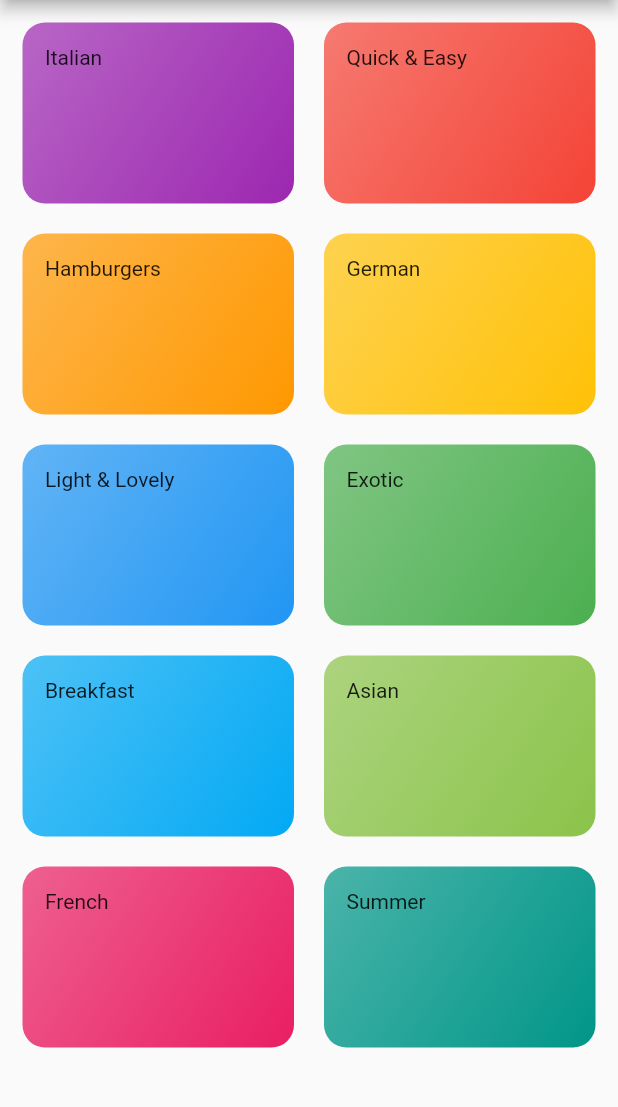
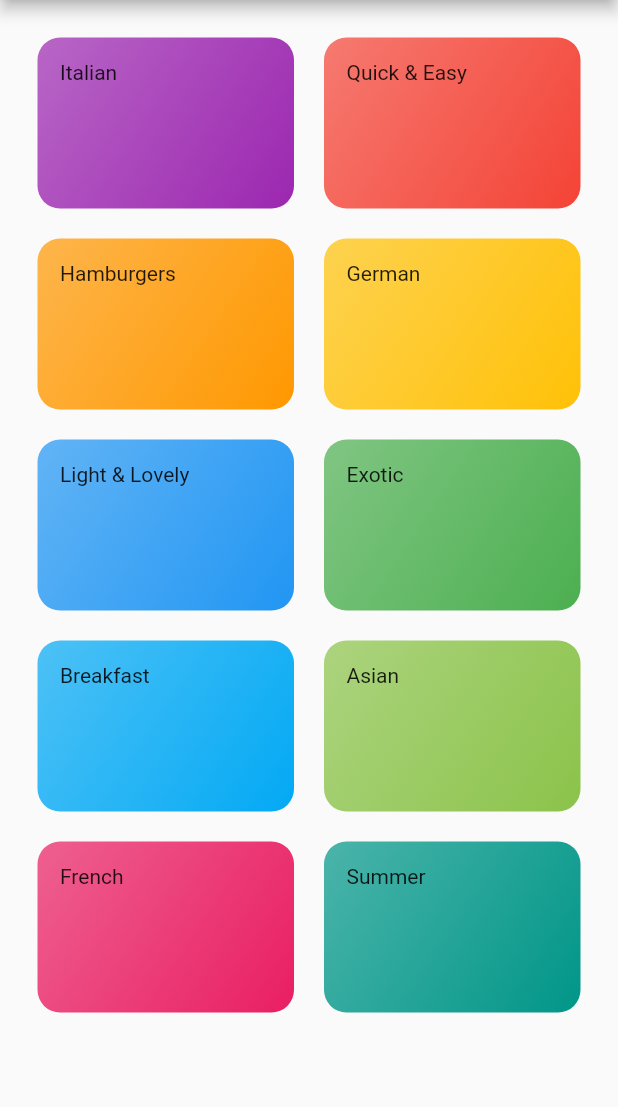
Before and after one commit to Luciolesnt/meals_app_nav_and_screens, a Flutter app: the screen it shows after launch, on a phone screen of 412 x 824 dp, the part 84-1191 px from its top. Run offline on Flutter 3.47's test engine with Material 2 defaults, Android fonts, the phone set to English and light mode, and no system bars.

```diff
--- a/lib/screens/categories_screen.dart
+++ b/lib/screens/categories_screen.dart
@@ -15,7 +15,7 @@
         title: const Text('DeliMeal'),
       ),
       body: GridView(
-        padding: const EdgeInsets.all(15),
+        padding: const EdgeInsets.all(25),
         gridDelegate: const SliverGridDelegateWithMaxCrossAxisExtent(
             maxCrossAxisExtent: 200,
             childAspectRatio: 3 / 2,
```
Also changed, not shown: pubspec.yaml (+18 -6 lines), assets/fonts/Raleway-Black.ttf (added), assets/fonts/Raleway-Bold.ttf (added), assets/fonts/Raleway-Regular.ttf (added), assets/fonts/RobotoCondensed-Bold.ttf (added), assets/fonts/RobotoCondensed-Italic.ttf (added), assets/fonts/RobotoCondensed-Light.ttf (added), assets/fonts/RobotoCondensed-Regular.ttf (added).
